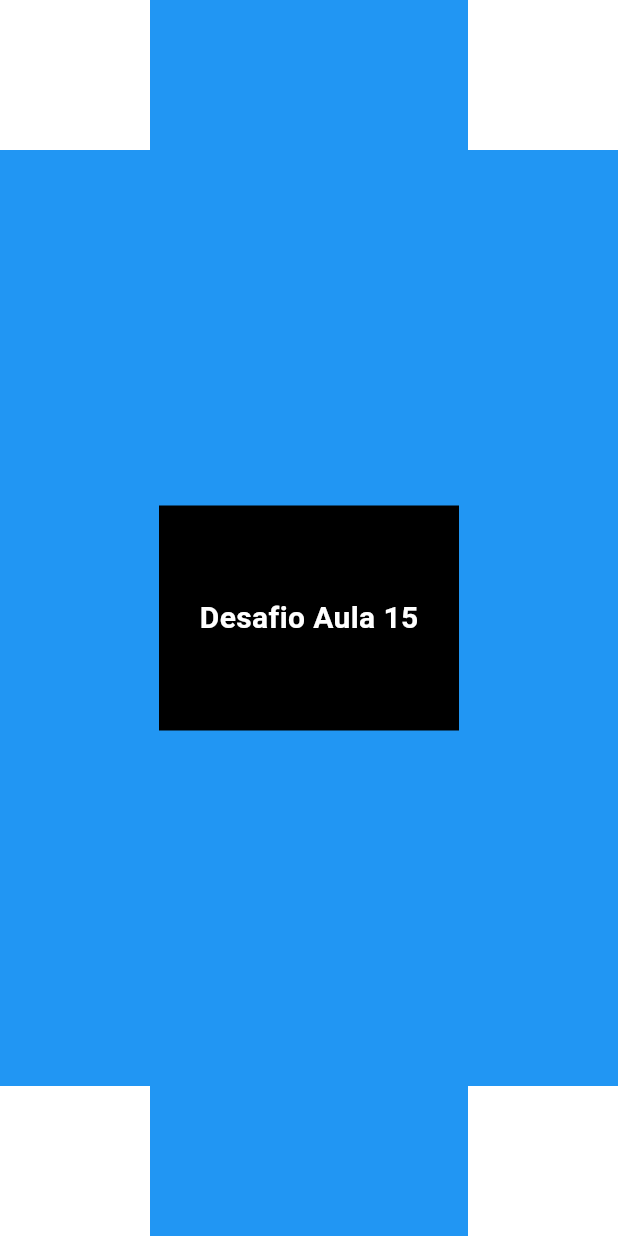
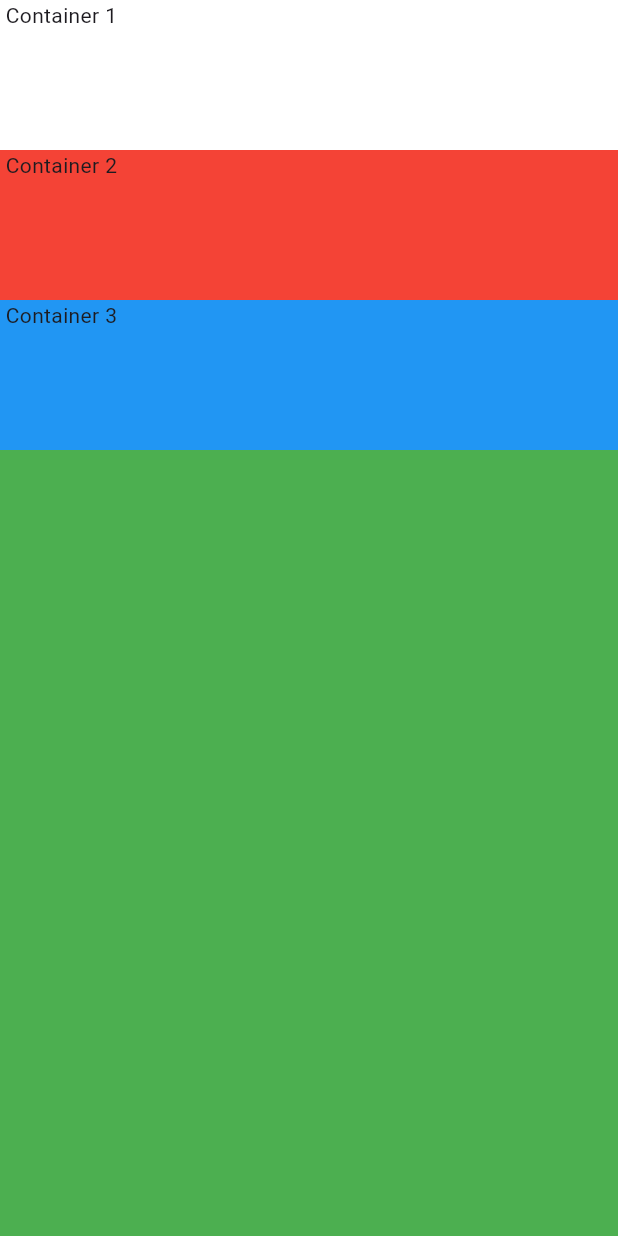
Before and after one commit to adrielhenry33/MyCard_App, a Flutter app: the screen it shows after launch, on a phone screen of 412 x 824 dp. Run offline on Flutter 3.47's test engine with Material 3 defaults, Android fonts, the phone set to English and light mode, and no system bars.

Commit message:
Revert "Desafio aula 15"
This reverts commit 69198560b52536dc70bc0e48d4e0992e4dc215bd.

Commit revertido

```diff
--- a/lib/main.dart
+++ b/lib/main.dart
@@ -4,7 +4,6 @@ void main() {
 	runApp(
 		MyWidget(),
 	);
-
 }
 
 class MyWidget extends StatelessWidget {
@@ -14,62 +13,28 @@ class MyWidget extends StatelessWidget {
   Widget build(BuildContext context) {
     return MaterialApp(
 			home: Scaffold(
-				backgroundColor: Colors.blue,
+				backgroundColor: Colors.green,
 				body: SafeArea(
-
 					child: Column(
-						mainAxisAlignment: MainAxisAlignment.spaceBetween,
-						children: [
-              Row(
-                mainAxisAlignment: MainAxisAlignment.spaceBetween,
-                children:[
+						crossAxisAlignment: CrossAxisAlignment.stretch,
+						children: <Widget>[
 							Container(
-                    width: 100.0,
 							height: 100.0,
 							color: Colors.white,
+							child: Text(" Container 1 "),
 							),
 							Container(
-                    width: 100.0,
 								height: 100.0,
-                    color: Colors.white,
-                  ),
-                ],
-              ),
-
-              Center(
-                child: Container(
-                  width: 200.0,
-                  height: 150.0,
-                  color: Colors.black,
-                  alignment: Alignment.center,
-                  child:
-                    Text(
-                    "Desafio Aula 15",
-                    style: TextStyle(
-                      fontSize: 20.0,
-                      fontWeight: FontWeight.bold,
-                      color: Colors.white,
-                    ),
-                  ),
-                ),
-              ),
-              Row(
-                mainAxisAlignment: MainAxisAlignment.spaceBetween,
-                children: [
-                  Container(
-                    width: 100.0,
-                    height: 100.0,
-                    color: Colors.white,
+								color: Colors.red,
+								child: Text(" Container 2 "),
 							),
 							 Container(
-                    width: 100.0,
-                    height: 100.0,
-                    color: Colors.white,
+								height:100.0,
+								color: Colors.blue,
+								child: Text(" Container 3 "),
 							),
 						],
 					)
-            ],
-					),
 				),
 			),
 		);
```
Also changed, not shown: 1 other file. Lines whose indentation alone changed are shown as unchanged.
